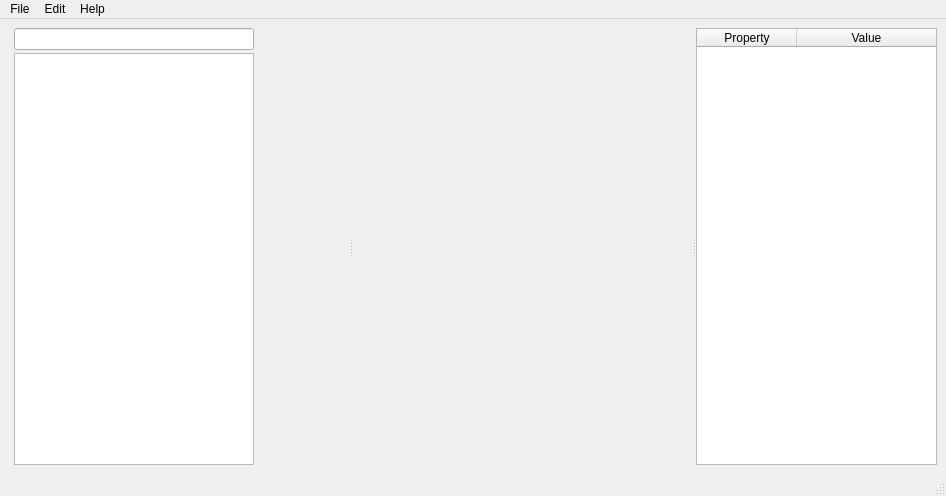
Above: mainwindow.ui from neophack/AutoPlatform before the change. Below: the same form after it.
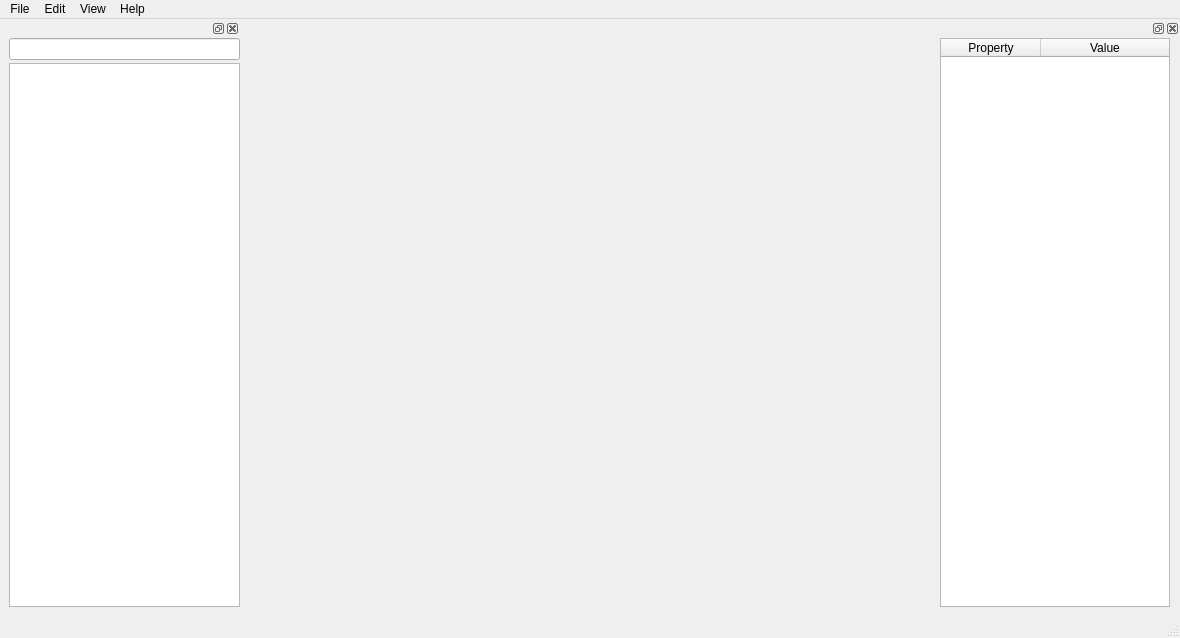
That is the form after the change. Custom widgets are drawn as their Qt base class.

Commit message: 属性窗口完成 ，并优化了cpp文件，cpp代码合并到hpp中

```diff
--- a/mainwindow.ui
+++ b/mainwindow.ui
@@ -6,8 +6,8 @@
    <rect>
     <x>0</x>
     <y>0</y>
-    <width>946</width>
-    <height>496</height>
+    <width>1180</width>
+    <height>638</height>
    </rect>
   </property>
   <property name="sizePolicy">
@@ -29,190 +29,19 @@
      <verstretch>0</verstretch>
     </sizepolicy>
    </property>
-   <layout class="QVBoxLayout" name="verticalLayout">
+   <layout class="QHBoxLayout" name="horizontalLayout">
     <item>
-     <widget class="QSplitter" name="splitter">
-      <property name="sizePolicy">
-       <sizepolicy hsizetype="Expanding" vsizetype="Expanding">
-        <horstretch>0</horstretch>
-        <verstretch>0</verstretch>
-       </sizepolicy>
+     <layout class="QVBoxLayout" name="vl_nodeeditor">
+      <property name="spacing">
+       <number>0</number>
       </property>
-      <property name="orientation">
-       <enum>Qt::Horizontal</enum>
+      <property name="sizeConstraint">
+       <enum>QLayout::SetMaximumSize</enum>
       </property>
-      <property name="opaqueResize">
-       <bool>true</bool>
+      <property name="leftMargin">
+       <number>0</number>
       </property>
-      <property name="childrenCollapsible">
-       <bool>true</bool>
-      </property>
-      <widget class="QWidget" name="verticalLayoutWidget">
-       <layout class="QVBoxLayout" name="vl_treewidget" stretch="3,7">
-        <property name="spacing">
-         <number>3</number>
-        </property>
-        <property name="sizeConstraint">
-         <enum>QLayout::SetMinimumSize</enum>
-        </property>
-        <property name="leftMargin">
-         <number>5</number>
-        </property>
-        <property name="topMargin">
-         <number>0</number>
-        </property>
-        <property name="rightMargin">
-         <number>0</number>
-        </property>
-        <property name="bottomMargin">
-         <number>0</number>
-        </property>
-        <item>
-         <widget class="QLineEdit" name="le_tree_filter">
-          <property name="enabled">
-           <bool>true</bool>
-          </property>
-          <property name="sizePolicy">
-           <sizepolicy hsizetype="Expanding" vsizetype="Fixed">
-            <horstretch>2</horstretch>
-            <verstretch>0</verstretch>
-           </sizepolicy>
-          </property>
-          <property name="minimumSize">
-           <size>
-            <width>239</width>
-            <height>0</height>
-           </size>
-          </property>
-          <property name="maximumSize">
-           <size>
-            <width>240</width>
-            <height>16777215</height>
-           </size>
-          </property>
-          <property name="baseSize">
-           <size>
-            <width>240</width>
-            <height>0</height>
-           </size>
-          </property>
-         </widget>
-        </item>
-        <item>
-         <widget class="AICCTreeWidget" name="tw_node">
-          <property name="enabled">
-           <bool>true</bool>
-          </property>
-          <property name="sizePolicy">
-           <sizepolicy hsizetype="Expanding" vsizetype="Expanding">
-            <horstretch>2</horstretch>
-            <verstretch>0</verstretch>
-           </sizepolicy>
-          </property>
-          <property name="minimumSize">
-           <size>
-            <width>239</width>
-            <height>0</height>
-           </size>
-          </property>
-          <property name="maximumSize">
-           <size>
-            <width>240</width>
-            <height>16777215</height>
-           </size>
-          </property>
-          <property name="baseSize">
-           <size>
-            <width>240</width>
-            <height>0</height>
-           </size>
-          </property>
-          <property name="contextMenuPolicy">
-           <enum>Qt::CustomContextMenu</enum>
-          </property>
-          <property name="dragEnabled">
-           <bool>true</bool>
-          </property>
-          <property name="dragDropMode">
-           <enum>QAbstractItemView::DragOnly</enum>
-          </property>
-          <attribute name="headerVisible">
-           <bool>false</bool>
-          </attribute>
-          <column>
-           <property name="text">
-            <string notr="true">1</string>
-           </property>
-          </column>
-         </widget>
-        </item>
-       </layout>
-      </widget>
-      <widget class="QWidget" name="verticalLayoutWidget_2">
-       <layout class="QVBoxLayout" name="vl_nodeeditor">
-        <property name="spacing">
-         <number>0</number>
-        </property>
-        <property name="sizeConstraint">
-         <enum>QLayout::SetMaximumSize</enum>
-        </property>
-        <property name="leftMargin">
-         <number>0</number>
-        </property>
-       </layout>
-      </widget>
-      <widget class="QTableWidget" name="tableWidget">
-       <property name="sizePolicy">
-        <sizepolicy hsizetype="Expanding" vsizetype="Expanding">
-         <horstretch>2</horstretch>
-         <verstretch>0</verstretch>
-        </sizepolicy>
-       </property>
-       <property name="minimumSize">
-        <size>
-         <width>240</width>
-         <height>0</height>
-        </size>
-       </property>
-       <property name="maximumSize">
-        <size>
-         <width>241</width>
-         <height>16777215</height>
-        </size>
-       </property>
-       <property name="baseSize">
-        <size>
-         <width>240</width>
-         <height>0</height>
-        </size>
-       </property>
-       <property name="sortingEnabled">
-        <bool>false</bool>
-       </property>
-       <property name="columnCount">
-        <number>2</number>
-       </property>
-       <attribute name="horizontalHeaderCascadingSectionResizes">
-        <bool>false</bool>
-       </attribute>
-       <attribute name="horizontalHeaderShowSortIndicator" stdset="0">
-        <bool>false</bool>
-       </attribute>
-       <attribute name="horizontalHeaderStretchLastSection">
-        <bool>true</bool>
-       </attribute>
-       <column>
-        <property name="text">
-         <string>Property</string>
-        </property>
-       </column>
-       <column>
-        <property name="text">
-         <string>Value</string>
-        </property>
-       </column>
-      </widget>
-     </widget>
+     </layout>
     </item>
    </layout>
   </widget>
@@ -221,7 +50,7 @@
     <rect>
      <x>0</x>
      <y>0</y>
-     <width>946</width>
+     <width>1180</width>
      <height>23</height>
     </rect>
    </property>
@@ -253,11 +82,293 @@
     </property>
     <addaction name="actionAbout"/>
    </widget>
+   <widget class="QMenu" name="menuView">
+    <property name="title">
+     <string>View</string>
+    </property>
+    <addaction name="actionNodeWindow"/>
+    <addaction name="actionPropertyWindow"/>
+   </widget>
    <addaction name="menuFile"/>
    <addaction name="menuEdit"/>
+   <addaction name="menuView"/>
    <addaction name="menuHelp"/>
   </widget>
   <widget class="QStatusBar" name="statusbar"/>
+  <widget class="QDockWidget" name="dw_left">
+   <property name="sizePolicy">
+    <sizepolicy hsizetype="Expanding" vsizetype="Expanding">
+     <horstretch>0</horstretch>
+     <verstretch>0</verstretch>
+    </sizepolicy>
+   </property>
+   <property name="minimumSize">
+    <size>
+     <width>240</width>
+     <height>139</height>
+    </size>
+   </property>
+   <property name="maximumSize">
+    <size>
+     <width>240</width>
+     <height>524287</height>
+    </size>
+   </property>
+   <property name="allowedAreas">
+    <set>Qt::AllDockWidgetAreas</set>
+   </property>
+   <attribute name="dockWidgetArea">
+    <number>1</number>
+   </attribute>
+   <widget class="QWidget" name="dwc_left">
+    <property name="minimumSize">
+     <size>
+      <width>240</width>
+      <height>0</height>
+     </size>
+    </property>
+    <property name="maximumSize">
+     <size>
+      <width>240</width>
+      <height>16777215</height>
+     </size>
+    </property>
+    <layout class="QVBoxLayout" name="verticalLayout">
+     <property name="spacing">
+      <number>0</number>
+     </property>
+     <property name="leftMargin">
+      <number>9</number>
+     </property>
+     <property name="topMargin">
+      <number>0</number>
+     </property>
+     <property name="rightMargin">
+      <number>0</number>
+     </property>
+     <property name="bottomMargin">
+      <number>9</number>
+     </property>
+     <item>
+      <layout class="QVBoxLayout" name="vl_treewidget" stretch="0,0">
+       <property name="spacing">
+        <number>3</number>
+       </property>
+       <property name="sizeConstraint">
+        <enum>QLayout::SetMaximumSize</enum>
+       </property>
+       <property name="leftMargin">
+        <number>0</number>
+       </property>
+       <property name="topMargin">
+        <number>0</number>
+       </property>
+       <property name="rightMargin">
+        <number>0</number>
+       </property>
+       <property name="bottomMargin">
+        <number>0</number>
+       </property>
+       <item>
+        <widget class="QLineEdit" name="le_tree_filter">
+         <property name="enabled">
+          <bool>true</bool>
+         </property>
+         <property name="sizePolicy">
+          <sizepolicy hsizetype="Expanding" vsizetype="Fixed">
+           <horstretch>0</horstretch>
+           <verstretch>0</verstretch>
+          </sizepolicy>
+         </property>
+         <property name="minimumSize">
+          <size>
+           <width>200</width>
+           <height>0</height>
+          </size>
+         </property>
+         <property name="maximumSize">
+          <size>
+           <width>240</width>
+           <height>16777215</height>
+          </size>
+         </property>
+         <property name="baseSize">
+          <size>
+           <width>240</width>
+           <height>0</height>
+          </size>
+         </property>
+        </widget>
+       </item>
+       <item>
+        <widget class="AICCTreeWidget" name="tw_node">
+         <property name="enabled">
+          <bool>true</bool>
+         </property>
+         <property name="sizePolicy">
+          <sizepolicy hsizetype="Expanding" vsizetype="Expanding">
+           <horstretch>0</horstretch>
+           <verstretch>0</verstretch>
+          </sizepolicy>
+         </property>
+         <property name="minimumSize">
+          <size>
+           <width>200</width>
+           <height>0</height>
+          </size>
+         </property>
+         <property name="maximumSize">
+          <size>
+           <width>240</width>
+           <height>16777215</height>
+          </size>
+         </property>
+         <property name="baseSize">
+          <size>
+           <width>240</width>
+           <height>0</height>
+          </size>
+         </property>
+         <property name="contextMenuPolicy">
+          <enum>Qt::CustomContextMenu</enum>
+         </property>
+         <property name="dragEnabled">
+          <bool>true</bool>
+         </property>
+         <property name="dragDropMode">
+          <enum>QAbstractItemView::DragOnly</enum>
+         </property>
+         <attribute name="headerVisible">
+          <bool>false</bool>
+         </attribute>
+         <column>
+          <property name="text">
+           <string notr="true">1</string>
+          </property>
+         </column>
+        </widget>
+       </item>
+      </layout>
+     </item>
+    </layout>
+   </widget>
+  </widget>
+  <widget class="QDockWidget" name="dw_right">
+   <property name="sizePolicy">
+    <sizepolicy hsizetype="Expanding" vsizetype="Expanding">
+     <horstretch>0</horstretch>
+     <verstretch>0</verstretch>
+    </sizepolicy>
+   </property>
+   <property name="minimumSize">
+    <size>
+     <width>240</width>
+     <height>230</height>
+    </size>
+   </property>
+   <property name="maximumSize">
+    <size>
+     <width>240</width>
+     <height>524287</height>
+    </size>
+   </property>
+   <property name="allowedAreas">
+    <set>Qt::RightDockWidgetArea</set>
+   </property>
+   <attribute name="dockWidgetArea">
+    <number>2</number>
+   </attribute>
+   <widget class="QWidget" name="dwc_right">
+    <property name="sizePolicy">
+     <sizepolicy hsizetype="Preferred" vsizetype="Preferred">
+      <horstretch>0</horstretch>
+      <verstretch>0</verstretch>
+     </sizepolicy>
+    </property>
+    <property name="minimumSize">
+     <size>
+      <width>245</width>
+      <height>0</height>
+     </size>
+    </property>
+    <property name="maximumSize">
+     <size>
+      <width>245</width>
+      <height>16777215</height>
+     </size>
+    </property>
+    <layout class="QVBoxLayout" name="verticalLayout_2">
+     <property name="spacing">
+      <number>0</number>
+     </property>
+     <property name="leftMargin">
+      <number>0</number>
+     </property>
+     <property name="topMargin">
+      <number>0</number>
+     </property>
+     <property name="rightMargin">
+      <number>0</number>
+     </property>
+     <property name="bottomMargin">
+      <number>9</number>
+     </property>
+     <item>
+      <widget class="QTableWidget" name="tableWidget">
+       <property name="sizePolicy">
+        <sizepolicy hsizetype="Expanding" vsizetype="Expanding">
+         <horstretch>0</horstretch>
+         <verstretch>0</verstretch>
+        </sizepolicy>
+       </property>
+       <property name="minimumSize">
+        <size>
+         <width>230</width>
+         <height>0</height>
+        </size>
+       </property>
+       <property name="maximumSize">
+        <size>
+         <width>230</width>
+         <height>16777215</height>
+        </size>
+       </property>
+       <property name="baseSize">
+        <size>
+         <width>240</width>
+         <height>0</height>
+        </size>
+       </property>
+       <property name="sortingEnabled">
+        <bool>false</bool>
+       </property>
+       <property name="columnCount">
+        <number>2</number>
+       </property>
+       <attribute name="horizontalHeaderCascadingSectionResizes">
+        <bool>false</bool>
+       </attribute>
+       <attribute name="horizontalHeaderShowSortIndicator" stdset="0">
+        <bool>false</bool>
+       </attribute>
+       <attribute name="horizontalHeaderStretchLastSection">
+        <bool>true</bool>
+       </attribute>
+       <column>
+        <property name="text">
+         <string>Property</string>
+        </property>
+       </column>
+       <column>
+        <property name="text">
+         <string>Value</string>
+        </property>
+       </column>
+      </widget>
+     </item>
+    </layout>
+   </widget>
+  </widget>
   <action name="actionProject">
    <property name="text">
     <string>Project</string>
@@ -283,6 +394,28 @@
     <string>Edit Item</string>
    </property>
   </action>
+  <action name="actionNodeWindow">
+   <property name="checkable">
+    <bool>true</bool>
+   </property>
+   <property name="checked">
+    <bool>true</bool>
+   </property>
+   <property name="text">
+    <string>NodeWindow</string>
+   </property>
+  </action>
+  <action name="actionPropertyWindow">
+   <property name="checkable">
+    <bool>true</bool>
+   </property>
+   <property name="checked">
+    <bool>true</bool>
+   </property>
+   <property name="text">
+    <string>PropertyWindow</string>
+   </property>
+  </action>
  </widget>
  <customwidgets>
   <customwidget>
```
The commit also changes 7 other files.
